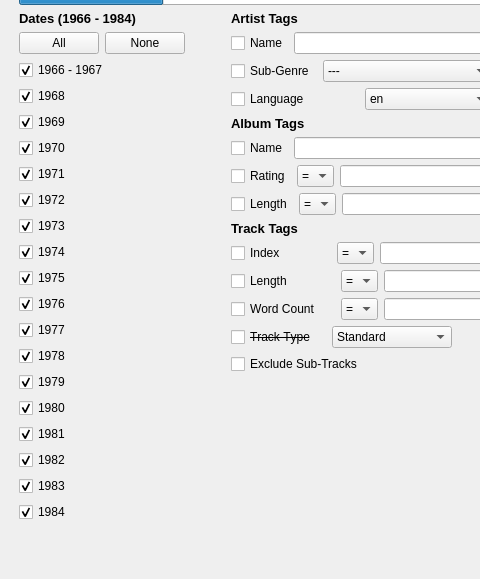
The window that corpus_gui.ui (TyGordon/Curated-Open-Repository-of-Progressive-Song-Entries) describes before a commit, drawn with Qt 5; both pictures show x 0 to 480 and y 216 to 795 of the 1199 by 914 pixel window.
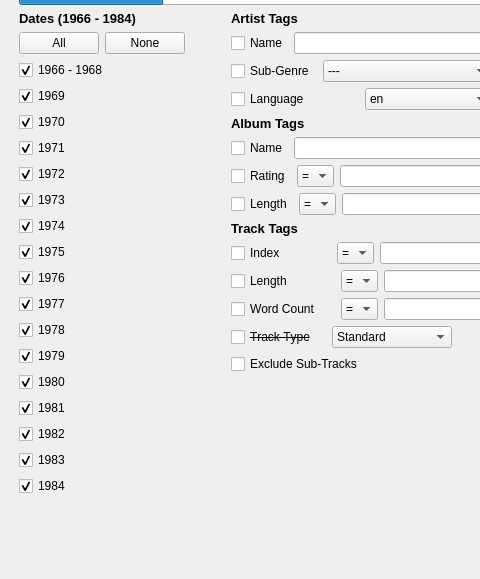
The same window after the commit. Icons and pictures are not drawn.

Diff of the .ui file:
```diff
--- a/corpus_gui.ui
+++ b/corpus_gui.ui
@@ -694,16 +694,6 @@
             </item>
            </layout>
           </item>
-          <item>
-           <widget class="QCheckBox" name="date1967">
-            <property name="text">
-             <string>1966 - 1967</string>
-            </property>
-            <property name="checked">
-             <bool>true</bool>
-            </property>
-           </widget>
-          </item>
           <item>
            <widget class="QCheckBox" name="date1968">
             <property name="sizePolicy">
@@ -719,7 +709,7 @@
              </size>
             </property>
             <property name="text">
-             <string>1968</string>
+             <string>1966 - 1968</string>
             </property>
             <property name="checked">
              <bool>true</bool>
```
